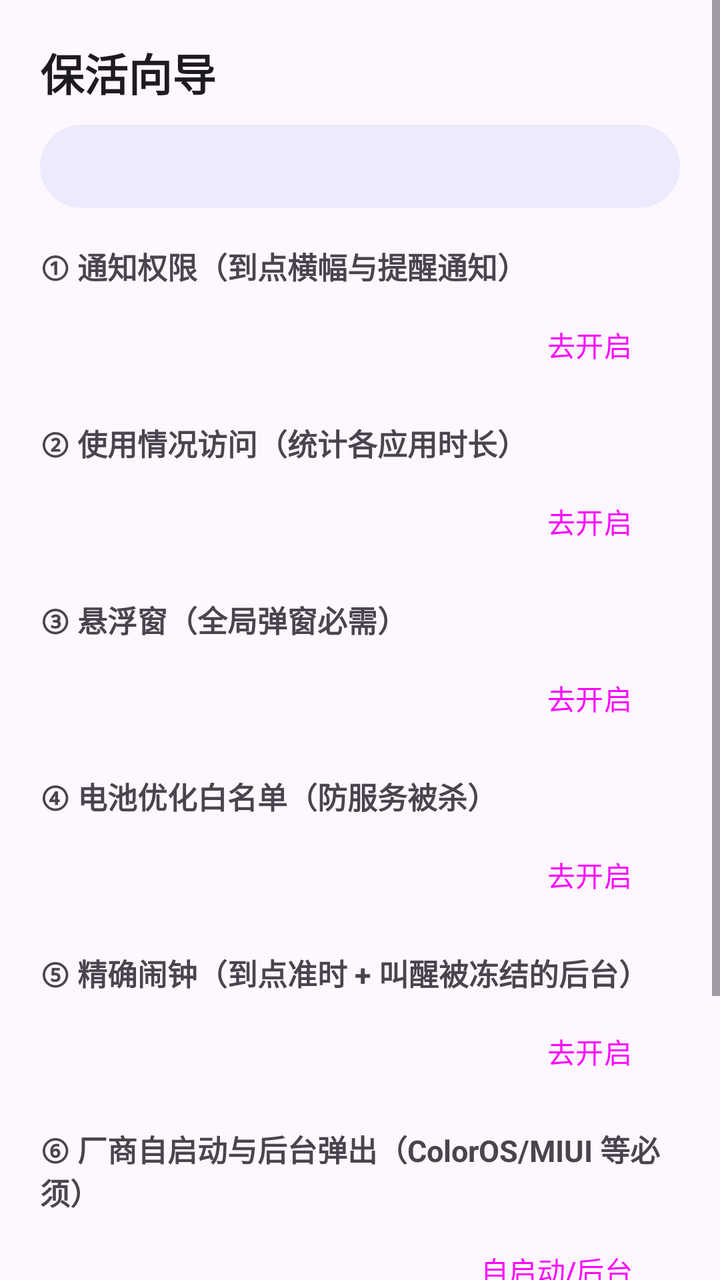
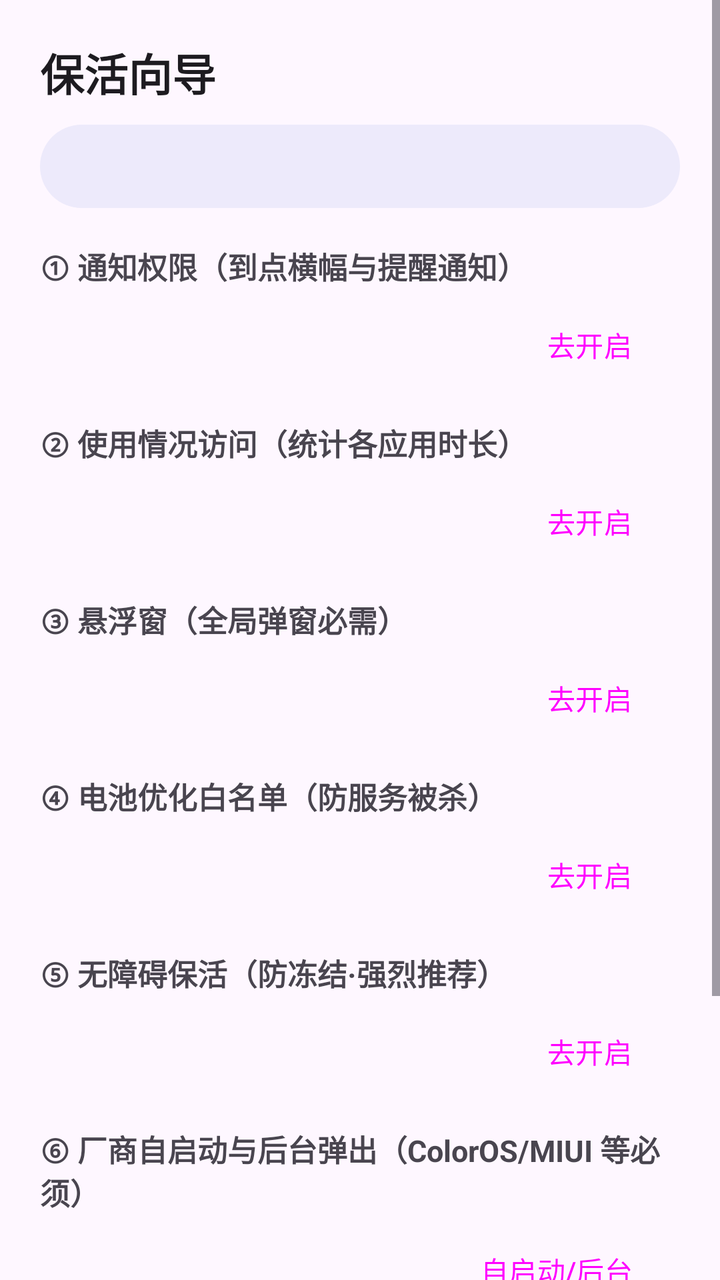

Screens rendered from an Android XML layout before and after an edit, with the pre-edit source and the edit as a unified diff.
<!-- AndroidManifest.xml: application theme Theme.App -->
<!-- res/layout/activity_wizard.xml -->
<?xml version="1.0" encoding="utf-8"?>
<ScrollView xmlns:android="http://schemas.android.com/apk/res/android"
    android:layout_width="match_parent"
    android:layout_height="match_parent"
    android:fillViewport="true">

    <LinearLayout
        android:layout_width="match_parent"
        android:layout_height="wrap_content"
        android:orientation="vertical"
        android:padding="20dp">

        <TextView
            android:layout_width="wrap_content"
            android:layout_height="wrap_content"
            android:text="@string/wizard_title"
            android:textAppearance="?attr/textAppearanceTitleLarge"
            android:textStyle="bold" />

        <TextView
            android:id="@+id/wizardTips"
            android:layout_width="match_parent"
            android:layout_height="wrap_content"
            android:layout_marginTop="10dp"
            android:background="@drawable/bg_reminder_card"
            android:backgroundTint="#EDEAFB"
            android:lineSpacingExtra="4dp"
            android:padding="12dp"
            android:textColor="#37324E"
            android:textSize="13sp" />

        <TextView
            android:layout_width="wrap_content"
            android:layout_height="wrap_content"
            android:layout_marginTop="18dp"
            android:text="@string/wizard_step_notif"
            android:textSize="15sp"
            android:textStyle="bold" />

        <LinearLayout
            android:layout_width="match_parent"
            android:layout_height="wrap_content"
            android:layout_marginTop="4dp"
            android:gravity="center_vertical"
            android:orientation="horizontal">

            <TextView
                android:id="@+id/statusNotif"
                android:layout_width="0dp"
                android:layout_height="wrap_content"
                android:layout_weight="1"
                android:textSize="13sp" />

            <Button
                android:id="@+id/goNotif"
                style="@style/Widget.Material3.Button.TonalButton"
                android:layout_width="wrap_content"
                android:layout_height="wrap_content"
                android:text="@string/wizard_go" />
        </LinearLayout>

        <TextView
            android:layout_width="wrap_content"
            android:layout_height="wrap_content"
            android:layout_marginTop="14dp"
            android:text="@string/wizard_step_usage"
            android:textSize="15sp"
            android:textStyle="bold" />

        <LinearLayout
            android:layout_width="match_parent"
            android:layout_height="wrap_content"
            android:layout_marginTop="4dp"
            android:gravity="center_vertical"
            android:orientation="horizontal">

            <TextView
                android:id="@+id/statusUsage"
                android:layout_width="0dp"
                android:layout_height="wrap_content"
                android:layout_weight="1"
                android:textSize="13sp" />

            <Button
                android:id="@+id/goUsage"
                style="@style/Widget.Material3.Button.TonalButton"
                android:layout_width="wrap_content"
                android:layout_height="wrap_content"
                android:text="@string/wizard_go" />
        </LinearLayout>

        <TextView
            android:layout_width="wrap_content"
            android:layout_height="wrap_content"
            android:layout_marginTop="14dp"
            android:text="@string/wizard_step_overlay"
            android:textSize="15sp"
            android:textStyle="bold" />

        <LinearLayout
            android:layout_width="match_parent"
            android:layout_height="wrap_content"
            android:layout_marginTop="4dp"
            android:gravity="center_vertical"
            android:orientation="horizontal">

            <TextView
                android:id="@+id/statusOverlay"
                android:layout_width="0dp"
                android:layout_height="wrap_content"
                android:layout_weight="1"
                android:textSize="13sp" />

            <Button
                android:id="@+id/goOverlay"
                style="@style/Widget.Material3.Button.TonalButton"
                android:layout_width="wrap_content"
                android:layout_height="wrap_content"
                android:text="@string/wizard_go" />
        </LinearLayout>

        <TextView
            android:layout_width="wrap_content"
            android:layout_height="wrap_content"
            android:layout_marginTop="14dp"
            android:text="@string/wizard_step_battery"
            android:textSize="15sp"
            android:textStyle="bold" />

        <LinearLayout
            android:layout_width="match_parent"
            android:layout_height="wrap_content"
            android:layout_marginTop="4dp"
            android:gravity="center_vertical"
            android:orientation="horizontal">

            <TextView
                android:id="@+id/statusBattery"
                android:layout_width="0dp"
                android:layout_height="wrap_content"
                android:layout_weight="1"
                android:textSize="13sp" />

            <Button
                android:id="@+id/goBattery"
                style="@style/Widget.Material3.Button.TonalButton"
                android:layout_width="wrap_content"
                android:layout_height="wrap_content"
                android:text="@string/wizard_go" />
        </LinearLayout>

        <TextView
            android:layout_width="wrap_content"
            android:layout_height="wrap_content"
            android:layout_marginTop="14dp"
            android:text="@string/wizard_step_alarm"
            android:textSize="15sp"
            android:textStyle="bold" />

        <LinearLayout
            android:layout_width="match_parent"
            android:layout_height="wrap_content"
            android:layout_marginTop="4dp"
            android:gravity="center_vertical"
            android:orientation="horizontal">

            <TextView
                android:id="@+id/statusAlarm"
                android:layout_width="0dp"
                android:layout_height="wrap_content"
                android:layout_weight="1"
                android:textSize="13sp" />

            <Button
                android:id="@+id/goAlarm"
                style="@style/Widget.Material3.Button.TonalButton"
                android:layout_width="wrap_content"
                android:layout_height="wrap_content"
                android:text="@string/wizard_go" />
        </LinearLayout>

        <TextView
            android:layout_width="wrap_content"
            android:layout_height="wrap_content"
            android:layout_marginTop="14dp"
            android:text="@string/wizard_step_oem"
            android:textSize="15sp"
            android:textStyle="bold" />

        <LinearLayout
            android:layout_width="match_parent"
            android:layout_height="wrap_content"
            android:layout_marginTop="4dp"
            android:gravity="center_vertical"
            android:orientation="horizontal">

            <TextView
                android:id="@+id/statusOem"
                android:layout_width="0dp"
                android:layout_height="wrap_content"
                android:layout_weight="1"
                android:textSize="13sp" />

            <Button
                android:id="@+id/goOem"
                style="@style/Widget.Material3.Button.TonalButton"
                android:layout_width="wrap_content"
                android:layout_height="wrap_content"
                android:text="@string/wizard_go_oem" />
        </LinearLayout>

        <TextView
            android:layout_width="match_parent"
            android:layout_height="wrap_content"
            android:layout_marginTop="18dp"
            android:lineSpacingExtra="4dp"
            android:text="@string/wizard_footer"
            android:textColor="?attr/colorOnSurfaceVariant"
            android:textSize="12sp" />
    </LinearLayout>
</ScrollView>
<!-- resources referenced by this layout -->
<resources>
  <!-- drawable bg_reminder_card (drawable) -->
  <?xml version="1.0" encoding="utf-8"?>
  <shape xmlns:android="http://schemas.android.com/apk/res/android"
      android:shape="rectangle">
      <corners android:radius="22dp" />
      <solid android:color="@color/reminder_card" />
  </shape>
  <string name="wizard_footer">说明：⑤ 无公开检测接口，开启后请回到本页用「5 秒延迟测试」验证：按下后立刻切到微信等其它应用，能盖住即为全局弹窗成功。OPPO 路径参考：设置→应用→应用管理→解锁提醒→权限管理→允许「后台弹出界面」；自启动在 应用信息→允许自启。侧载安装（Android 13+）若开关是灰的，请到 应用信息→右上角菜单→「允许受限设置」。</string>
  <string name="wizard_go">去开启</string>
  <string name="wizard_go_oem">自启动/后台</string>
  <string name="wizard_step_alarm">⑤ 精确闹钟（到点准时 + 叫醒被冻结的后台）</string>
  <string name="wizard_step_battery">④ 电池优化白名单（防服务被杀）</string>
  <string name="wizard_step_notif">① 通知权限（到点横幅与提醒通知）</string>
  <string name="wizard_step_oem">⑥ 厂商自启动与后台弹出（ColorOS/MIUI 等必须）</string>
  <string name="wizard_step_overlay">③ 悬浮窗（全局弹窗必需）</string>
  <string name="wizard_step_usage">② 使用情况访问（统计各应用时长）</string>
  <string name="wizard_title">保活向导</string>
  <style name="Theme.App" parent="Theme.Material3.DayNight.NoActionBar">
          <item name="colorPrimary">@color/brand_primary</item>
          <item name="colorOnPrimary">#FFFFFF</item>
          <item name="colorPrimaryContainer">@color/brand_container</item>
          <item name="colorOnPrimaryContainer">#10125C</item>
      </style>
  <color name="reminder_card">#221F2B</color>
  <color name="brand_primary">#3F51B5</color>
  <color name="brand_container">#DFE2FF</color>
</resources>

<!-- the commit's change to res/layout/activity_wizard.xml (unified diff, before → after) -->
@@ -153,26 +153,26 @@
             android:layout_width="wrap_content"
             android:layout_height="wrap_content"
             android:layout_marginTop="14dp"
-            android:text="@string/wizard_step_alarm"
-            android:textSize="15sp"
-            android:textStyle="bold" />
-
-        <LinearLayout
-            android:layout_width="match_parent"
-            android:layout_height="wrap_content"
-            android:layout_marginTop="4dp"
-            android:gravity="center_vertical"
-            android:orientation="horizontal">
-
-            <TextView
-                android:id="@+id/statusAlarm"
-                android:layout_width="0dp"
-                android:layout_height="wrap_content"
-                android:layout_weight="1"
-                android:textSize="13sp" />
-
-            <Button
-                android:id="@+id/goAlarm"
+            android:text="@string/wizard_step_a11y"
+            android:textSize="15sp"
+            android:textStyle="bold" />
+
+        <LinearLayout
+            android:layout_width="match_parent"
+            android:layout_height="wrap_content"
+            android:layout_marginTop="4dp"
+            android:gravity="center_vertical"
+            android:orientation="horizontal">
+
+            <TextView
+                android:id="@+id/statusA11y"
+                android:layout_width="0dp"
+                android:layout_height="wrap_content"
+                android:layout_weight="1"
+                android:textSize="13sp" />
+
+            <Button
+                android:id="@+id/goA11y"
                 style="@style/Widget.Material3.Button.TonalButton"
                 android:layout_width="wrap_content"
                 android:layout_height="wrap_content"
<!-- resource entries referenced after the edit -->
@@ -10,7 +10,7 @@
   <string name="wizard_footer">说明：⑤ 无公开检测接口，开启后请回到本页用「5 秒延迟测试」验证：按下后立刻切到微信等其它应用，能盖住即为全局弹窗成功。OPPO 路径参考：设置→应用→应用管理→解锁提醒→权限管理→允许「后台弹出界面」；自启动在 应用信息→允许自启。侧载安装（Android 13+）若开关是灰的，请到 应用信息→右上角菜单→「允许受限设置」。</string>
   <string name="wizard_go">去开启</string>
   <string name="wizard_go_oem">自启动/后台</string>
-  <string name="wizard_step_alarm">⑤ 精确闹钟（到点准时 + 叫醒被冻结的后台）</string>
+  <string name="wizard_step_a11y">⑤ 无障碍保活（防冻结·强烈推荐）</string>
   <string name="wizard_step_battery">④ 电池优化白名单（防服务被杀）</string>
   <string name="wizard_step_notif">① 通知权限（到点横幅与提醒通知）</string>
   <string name="wizard_step_oem">⑥ 厂商自启动与后台弹出（ColorOS/MIUI 等必须）</string>
